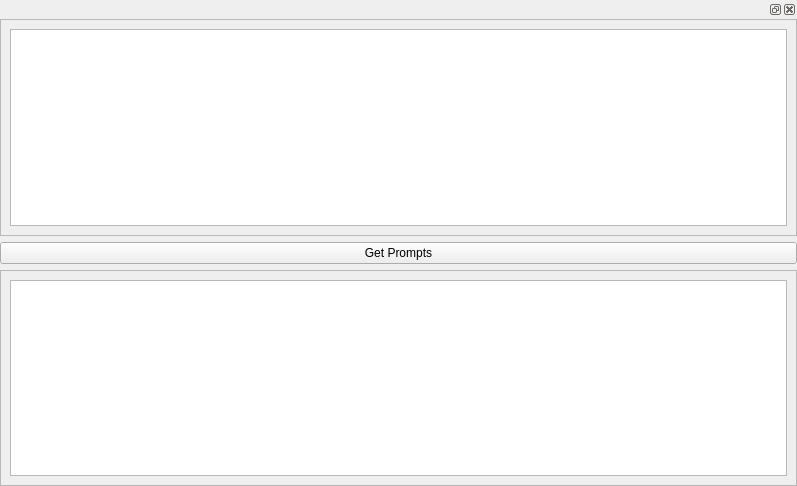
Above: frontend/ui_widgets/prompt_fetcher.ui from XmYx/ainodes-pyside before the change. Below: the same form after it.
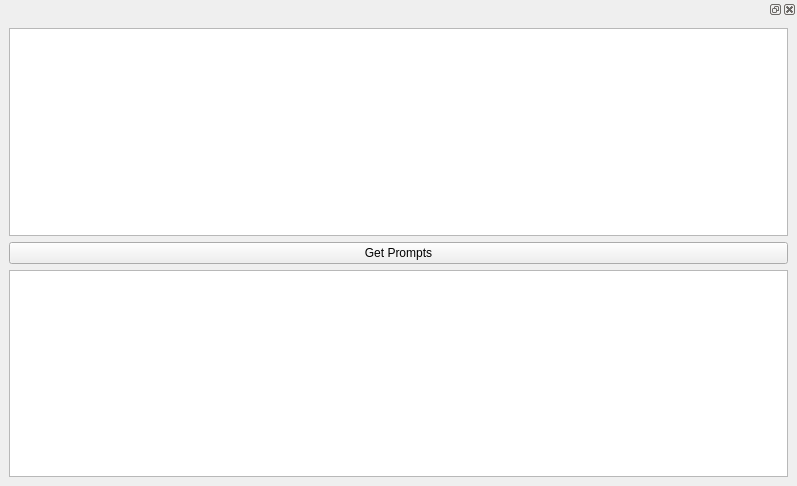
That is the form after the change.

Commit message: prompt fetcher

The edit to the form file:
```diff
--- a/frontend/ui_widgets/prompt_fetcher.ui
+++ b/frontend/ui_widgets/prompt_fetcher.ui
@@ -29,40 +29,9 @@
    <item>
     <widget class="QDockWidget" name="dockWidget">
      <widget class="QWidget" name="dockWidgetContents">
-      <layout class="QVBoxLayout" name="verticalLayout_4">
-       <property name="leftMargin">
-        <number>0</number>
-       </property>
-       <property name="topMargin">
-        <number>0</number>
-       </property>
-       <property name="rightMargin">
-        <number>0</number>
-       </property>
-       <property name="bottomMargin">
-        <number>0</number>
-       </property>
+      <layout class="QVBoxLayout" name="verticalLayout_2">
        <item>
-        <widget class="QScrollArea" name="scrollArea">
-         <property name="widgetResizable">
-          <bool>true</bool>
-         </property>
-         <widget class="QWidget" name="scrollAreaWidgetContents">
-          <property name="geometry">
-           <rect>
-            <x>0</x>
-            <y>0</y>
-            <width>795</width>
-            <height>211</height>
-           </rect>
-          </property>
-          <layout class="QVBoxLayout" name="verticalLayout_3">
-           <item>
-            <widget class="QTextEdit" name="input"/>
-           </item>
-          </layout>
-         </widget>
-        </widget>
+        <widget class="QTextEdit" name="input"/>
        </item>
        <item>
         <widget class="QPushButton" name="getPrompts">
@@ -72,26 +41,7 @@
         </widget>
        </item>
        <item>
-        <widget class="QScrollArea" name="scrollArea_2">
-         <property name="widgetResizable">
-          <bool>true</bool>
-         </property>
-         <widget class="QWidget" name="scrollAreaWidgetContents_2">
-          <property name="geometry">
-           <rect>
-            <x>0</x>
-            <y>0</y>
-            <width>795</width>
-            <height>211</height>
-           </rect>
-          </property>
-          <layout class="QVBoxLayout" name="verticalLayout_2">
-           <item>
-            <widget class="QTextEdit" name="output"/>
-           </item>
-          </layout>
-         </widget>
-        </widget>
+        <widget class="QTextEdit" name="output"/>
        </item>
       </layout>
      </widget>
```
The commit also changes 1 other file.
